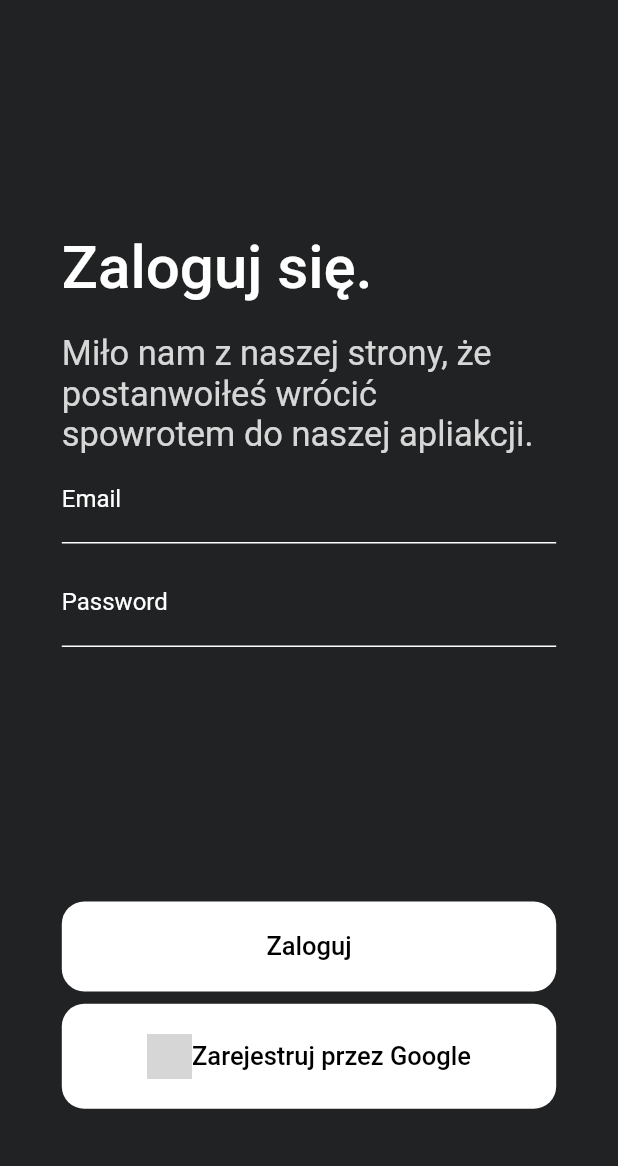
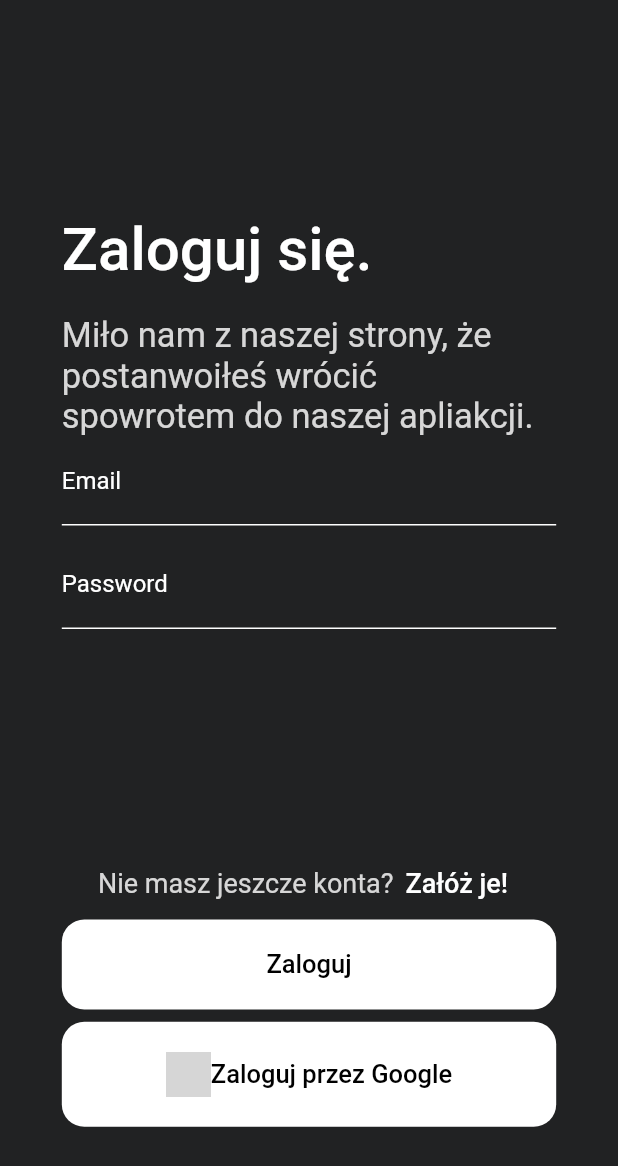
Before and after one commit to Marusiella/miastoerror, a Flutter app: the screen it shows after launch, after a tap on "Logowanie", on a phone screen of 412 x 824 dp. Shown: the top 1166 px of the screen. Run offline on Flutter 3.47's test engine with Material 2 defaults, Android fonts, the phone set to English and light mode, and no system bars; our stand-ins replace cloud_firestore, firebase_analytics, firebase_auth, firebase_core, firebase_crashlytics, firebase_database and 6 more; missing offline and left inert: flutter_osm_plugin; accounts and stored records are empty; network calls fail; grey boxes are pictures that could not be loaded.

Commit message:
column better widgets loc

```diff
--- a/lib/login_screen.dart
+++ b/lib/login_screen.dart
@@ -128,6 +128,23 @@ class _LoginState extends State<Login> {
             ),
             Column(
               children: [
+                Row(
+                  mainAxisAlignment: MainAxisAlignment.center,
+                  children: [
+                    Text(
+                      "Nie masz jeszcze konta?",
+                      style: TextStyle(
+                          fontSize: 18, color: Colors.white.withAlpha(209)),
+                    ),
+                    TextButton(
+                        onPressed: () =>
+                            Navigator.pushNamed(context, "/register"),
+                        child: const Text(
+                          "Załóż je!",
+                          style: TextStyle(fontSize: 18, color: Colors.white),
+                        ))
+                  ],
+                ),
                 SizedBox(
                   width: MediaQuery.of(context).size.width * 0.8,
                   child: TextButton(
@@ -172,7 +189,7 @@ class _LoginState extends State<Login> {
                                     width: 30,
                                     "https://pngimg.com/uploads/google/google_PNG19635.png"),
                                 const Text(
-                                  "Zarejestruj przez Google",
+                                  "Zaloguj przez Google",
                                   style: TextStyle(
                                       color: Colors.black, fontSize: 17),
                                 ),
--- a/lib/presentation.dart
+++ b/lib/presentation.dart
@@ -27,14 +27,19 @@ class _PresentationState extends State<Presentation> {
       width: MediaQuery.of(context).size.width,
       decoration: const BoxDecoration(color: Color.fromARGB(255, 33, 34, 35)),
       child: Column(
+        mainAxisAlignment: MainAxisAlignment.spaceAround,
         children: [
-          SizedBox(
-            height: MediaQuery.of(context).size.width * 0.1,
-          ),
-          SvgPicture.asset(
-            "assets/croped_dog.svg",
-            width: MediaQuery.of(context).size.width,
-            fit: BoxFit.fitWidth,
+          // SizedBox(
+          //   height: MediaQuery.of(context).size.width * 0.1,
+          // ),
+          Padding(
+            padding:
+                EdgeInsets.only(top: MediaQuery.of(context).size.width * 0.1),
+            child: Image.asset(
+              "assets/croped_dog.png",
+              width: MediaQuery.of(context).size.width,
+              fit: BoxFit.fitWidth,
+            ),
           ),
           Container(
             constraints: BoxConstraints(
@@ -47,9 +52,9 @@ class _PresentationState extends State<Presentation> {
                     fontFamily: "Roboto",
                     fontWeight: FontWeight.w500)),
           ),
-          SizedBox(
-            height: MediaQuery.of(context).size.width * 0.08,
-          ),
+          // SizedBox(
+          //   height: MediaQuery.of(context).size.width * 0.08,
+          // ),
           Container(
             constraints: BoxConstraints(
                 maxWidth: MediaQuery.of(context).size.width * 0.8),
@@ -61,9 +66,9 @@ class _PresentationState extends State<Presentation> {
                     fontSize: 16,
                     fontFamily: "Roboto")),
           ),
-          SizedBox(
-            height: MediaQuery.of(context).size.width * 0.2,
-          ),
+          // SizedBox(
+          //   height: MediaQuery.of(context).size.width * 0.2,
+          // ),
           Container(
             constraints: BoxConstraints(
                 maxWidth: MediaQuery.of(context).size.width * 0.8),
```
Also changed, not shown: assets/croped_dog.png (added), assets/croped_dog.svg (deleted), assets/undraw_dog_re_is6r.svg (deleted).
